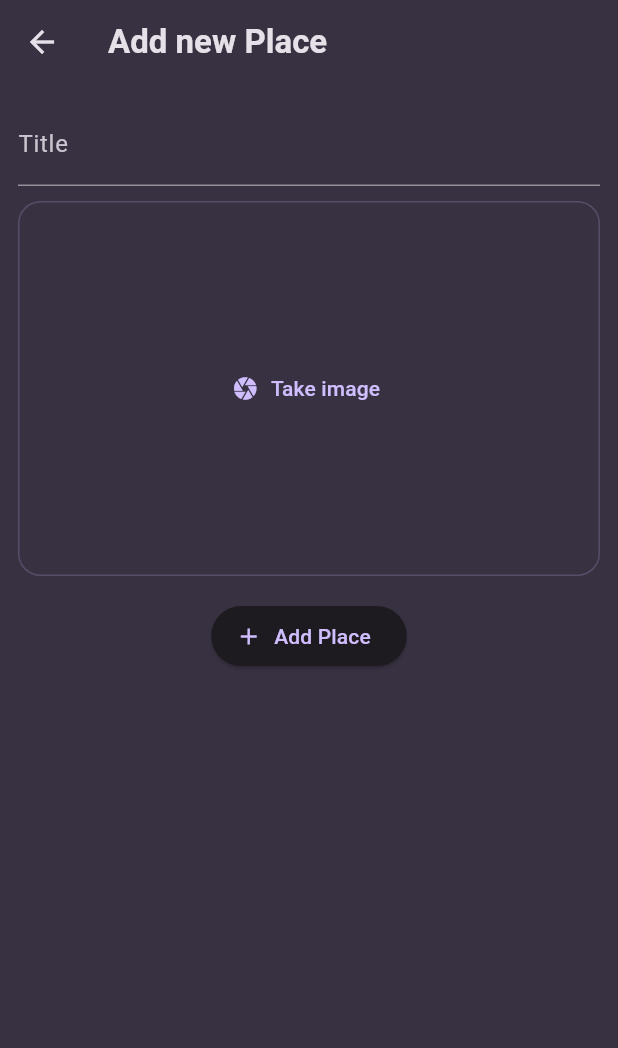
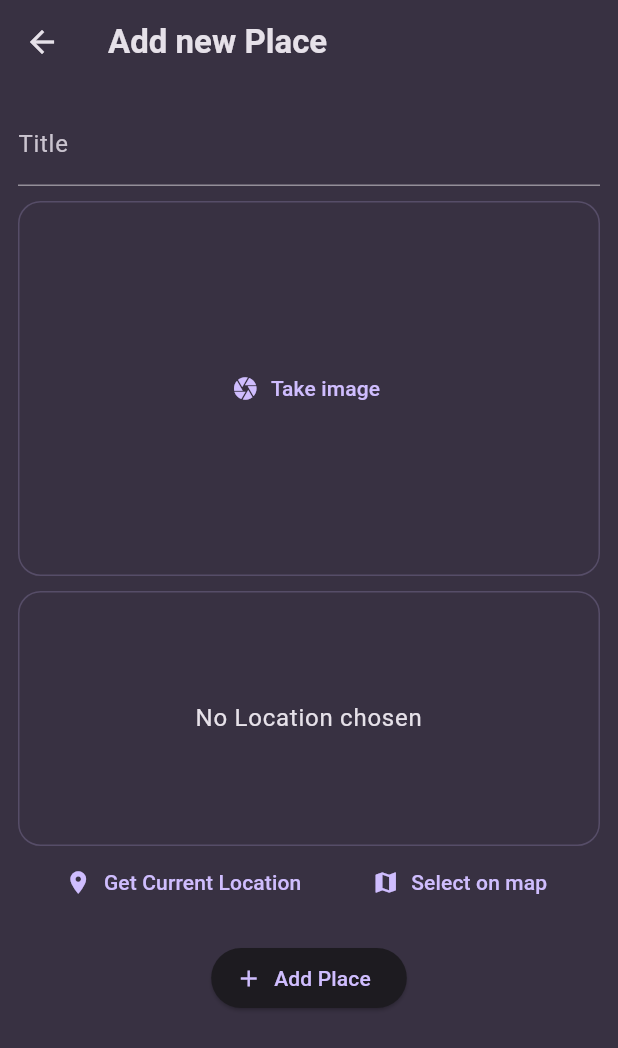
Before and after one commit to lakshit1/favorite_places, a Flutter app: the AddPlaceScreen screen opened directly, on a phone screen of 412 x 824 dp. Shown: the top 1048 px of the screen. Run offline on Flutter 3.47's test engine with Material 3 defaults, Android fonts, the phone set to English and light mode, and no system bars; our stand-ins replace flutter_riverpod, google_fonts, image_picker, location.

Commit message:
add location package

```diff
--- a/lib/screens/add_place.dart
+++ b/lib/screens/add_place.dart
@@ -1,6 +1,7 @@
 import 'dart:io';
 
 import 'package:favorite_places/widgets/image_input.dart';
+import 'package:favorite_places/widgets/location_input.dart';
 import 'package:flutter/material.dart';
 import 'package:flutter_riverpod/flutter_riverpod.dart';
 
@@ -64,6 +65,8 @@ class _AddPlaceScreenState extends ConsumerState<AddPlaceScreen> {
                 _selectedImage = image;
               },
             ),
+            const SizedBox(height: 10,),
+            LocationInput(),
             const SizedBox(height: 16),
             ElevatedButton.icon(
               onPressed: _savePlace,
--- /dev/null
+++ b/lib/widgets/location_input.dart
@@ -0,0 +1,81 @@
+import 'package:flutter/material.dart';
+import 'package:location/location.dart';
+
+class LocationInput extends StatefulWidget {
+  const LocationInput({super.key});
+
+  @override
+  State<LocationInput> createState() => _LocationInputState();
+}
+
+class _LocationInputState extends State<LocationInput> {
+  void _getCurrentLocation() async {
+    Location location = Location();
+
+    bool serviceEnabled;
+    PermissionStatus permissionGranted;
+    LocationData locationData;
+
+    serviceEnabled = await location.serviceEnabled();
+    if (!serviceEnabled) {
+      serviceEnabled = await location.requestService();
+      if (!serviceEnabled) {
+        return;
+      }
+    }
+
+    permissionGranted = await location.hasPermission();
+    if (permissionGranted == PermissionStatus.denied) {
+      permissionGranted = await location.requestPermission();
+      if (permissionGranted != PermissionStatus.granted) {
+        return;
+      }
+    }
+
+    locationData = await location.getLocation();
+    print(locationData.latitude);
+    print(locationData.longitude);
+  }
+
+  @override
+  Widget build(BuildContext context) {
+    return Column(
+      children: [
+        Container(
+          alignment: Alignment.center,
+          decoration: BoxDecoration(
+            borderRadius: BorderRadius.circular(15),
+            border: Border.all(
+              width: 1,
+              color: Theme.of(context).colorScheme.primary.withOpacity(0.2),
+            ),
+          ),
+          height: 170,
+          width: double.infinity,
+          child: Text(
+            'No Location chosen',
+            textAlign: TextAlign.center,
+            style: Theme.of(context).textTheme.bodyLarge!.copyWith(
+                  color: Theme.of(context).colorScheme.onSurface,
+                ),
+          ),
+        ),
+        Row(
+          mainAxisAlignment: MainAxisAlignment.spaceEvenly,
+          children: [
+            TextButton.icon(
+              onPressed: _getCurrentLocation,
+              icon: const Icon(Icons.location_on),
+              label: const Text('Get Current Location'),
+            ),
+            TextButton.icon(
+              onPressed: () {},
+              icon: const Icon(Icons.map),
+              label: const Text('Select on map'),
+            ),
+          ],
+        )
+      ],
+    );
+  }
+}
--- a/pubspec.yaml
+++ b/pubspec.yaml
@@ -39,6 +39,7 @@ dependencies:
   uuid: ^4.5.0
   flutter_riverpod: ^2.5.1
   image_picker: ^1.1.2
+  location: ^6.0.2
 
 dev_dependencies:
   flutter_test:
```
Also changed, not shown: pubspec.lock.
